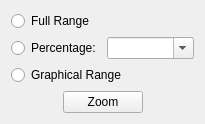
Old version of the form code/guitools/Histogram/ZoomWidget.ui in the repository radio-astro/casa.
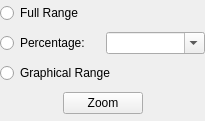
New version of the form.

```diff
--- a/code/guitools/Histogram/ZoomWidget.ui
+++ b/code/guitools/Histogram/ZoomWidget.ui
@@ -85,7 +85,7 @@
    </item>
   </layout>
  </widget>
- <layoutdefault spacing="6" margin="11"/>
+ <layoutdefault spacing="6" margin="0"/>
  <resources/>
  <connections/>
 </ui>
```
